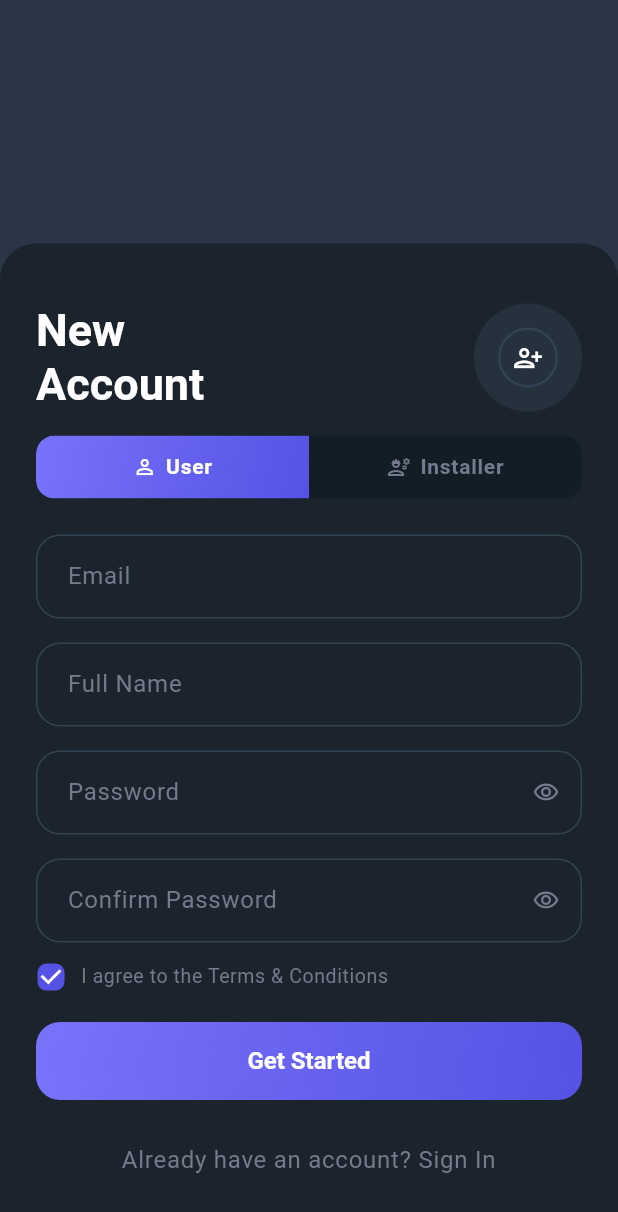
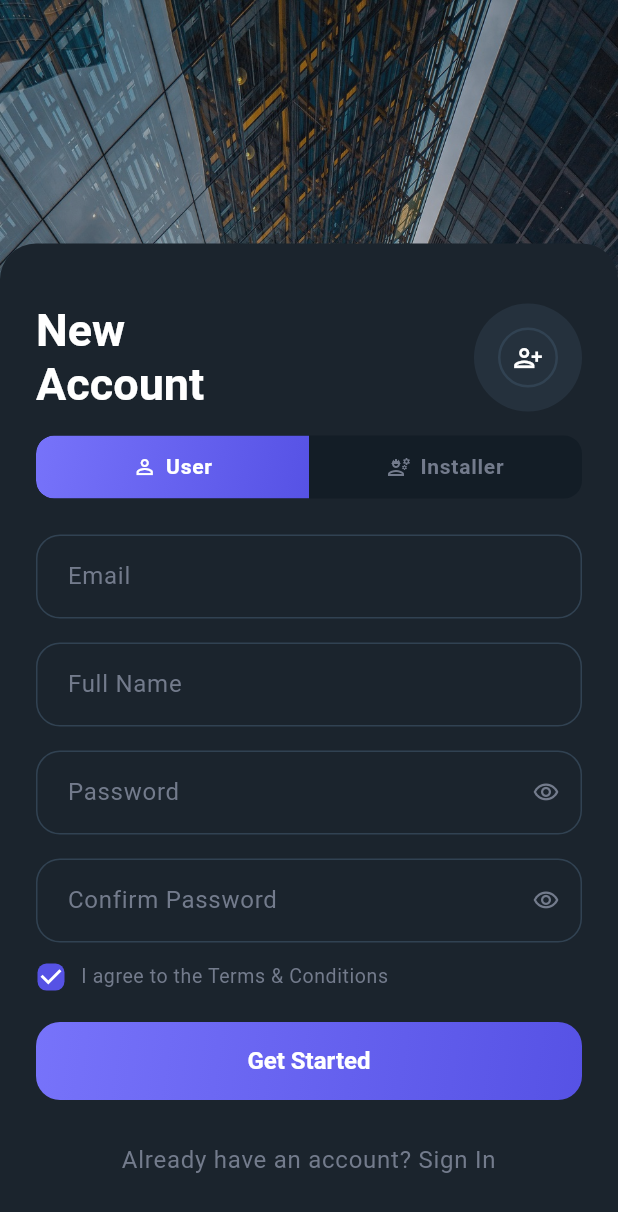
Before and after one commit to laboratoryyingong/fibo-iot-gateway, a Flutter app: the screen it shows after launch, after a tap on "Sign In", after a tap on "Don’t have an account? Get Started", on a phone screen of 412 x 824 dp. Shown: the top 1212 px of the screen. Run offline on Flutter 3.47's test engine with Material 3 defaults, Android fonts, the light colour scheme and no system bars; our stand-ins replace image_picker, parse_server_sdk_flutter; Roboto replaces fonts that are missing (Manrope); project files that could hold a hidden picture were left out.

Commit message:
feat(auth): add uploadable signup avatar and apply shared auth background image
- add interactive avatar upload on sign-up header icon
- integrate image_picker for gallery/camera selection
- show circular avatar preview on sign-up page
- upload avatar to Parse File and save as user `avatar` on sign-up
- add installer-only `Business Info` field and persist to Parse
- replace auth module backgrounds with shared `assets/images/auth/auth.jpg`
  across splash, login, signup, and forgot-password
- add reusable `AuthBackgroundImage` widget for consistent auth styling
- register auth assets in pubspec and add platform permissions for image picking
  (iOS Info.plist + Android CAMERA permission)
- pass `flutter analyze` and `flutter test`

```diff
--- a/fibo_gateway_app/lib/screens/login_screen.dart
+++ b/fibo_gateway_app/lib/screens/login_screen.dart
@@ -3,6 +3,7 @@ import 'package:parse_server_sdk_flutter/parse_server_sdk_flutter.dart';
 import '../services/user_role_resolver.dart';
 import '../theme/app_colors.dart';
 import '../theme/app_theme.dart';
+import '../widgets/auth_background_image.dart';
 
 class LoginScreen extends StatefulWidget {
   const LoginScreen({super.key});
@@ -132,7 +133,7 @@ class _LoginScreenState extends State<LoginScreen> {
             return Stack(
               children: [
                 Container(color: AppColors.authBgBase),
-                Container(color: AppColors.authImagePlaceholder),
+                const AuthBackgroundImage(),
                 Positioned(
                   left: 0,
                   right: 0,
--- a/fibo_gateway_app/lib/screens/signup_screen.dart
+++ b/fibo_gateway_app/lib/screens/signup_screen.dart
@@ -1,8 +1,12 @@
+import 'dart:io';
+
 import 'package:flutter/material.dart';
+import 'package:image_picker/image_picker.dart';
 import 'package:parse_server_sdk_flutter/parse_server_sdk_flutter.dart';
 import '../services/user_role_resolver.dart';
 import '../theme/app_colors.dart';
 import '../theme/app_theme.dart';
+import '../widgets/auth_background_image.dart';
 
 class SignUpScreen extends StatefulWidget {
   const SignUpScreen({super.key});
@@ -18,12 +22,15 @@ class _SignUpScreenState extends State<SignUpScreen> {
   final _emailController = TextEditingController();
   final _passwordController = TextEditingController();
   final _confirmController = TextEditingController();
+  final ImagePicker _imagePicker = ImagePicker();
 
   bool _isInstaller = false;
   bool _obscurePassword = true;
   bool _obscureConfirmPassword = true;
   bool _agreeToTerms = true;
   bool _isLoading = false;
+  bool _isPickingAvatar = false;
+  File? _avatarImage;
 
   @override
   void dispose() {
@@ -78,6 +85,58 @@ class _SignUpScreenState extends State<SignUpScreen> {
     );
   }
 
+  Future<void> _showAvatarSourceSheet() async {
+    if (_isLoading || _isPickingAvatar) return;
+
+    final source = await showModalBottomSheet<ImageSource>(
+      context: context,
+      backgroundColor: AppColors.authBgSurface,
+      builder: (context) => SafeArea(
+        child: Column(
+          mainAxisSize: MainAxisSize.min,
+          children: [
+            ListTile(
+              leading: const Icon(
+                Icons.photo_library_outlined,
+                color: AppColors.authTextPrimary,
+              ),
+              title: const Text('Choose from Gallery'),
+              onTap: () => Navigator.of(context).pop(ImageSource.gallery),
+            ),
+            ListTile(
+              leading: const Icon(
+                Icons.camera_alt_outlined,
+                color: AppColors.authTextPrimary,
+              ),
+              title: const Text('Take a Photo'),
+              onTap: () => Navigator.of(context).pop(ImageSource.camera),
+            ),
+          ],
+        ),
+      ),
+    );
+
+    if (source == null) return;
+
+    setState(() => _isPickingAvatar = true);
+    try {
+      final file = await _imagePicker.pickImage(
+        source: source,
+        maxWidth: 1024,
+        imageQuality: 85,
+      );
+      if (file == null || !mounted) return;
+      setState(() => _avatarImage = File(file.path));
+    } catch (_) {
+      await _showMessage(
+        'Avatar upload',
+        'Unable to select image. Please try again.',
+      );
+    } finally {
+      if (mounted) setState(() => _isPickingAvatar = false);
+    }
+  }
+
   Future<void> _handleSignUp() async {
     final formState = _formKey.currentState;
     if (formState == null || !formState.validate()) return;
@@ -102,6 +161,22 @@ class _SignUpScreenState extends State<SignUpScreen> {
     );
     if (_isInstaller) {
       user.set<String>('businessInfo', _businessInfoController.text.trim());
+    }
+    if (_avatarImage != null) {
+      final avatarFile = ParseFile(
+        _avatarImage!,
+        name: 'avatar_${DateTime.now().millisecondsSinceEpoch}.jpg',
+      );
+      final uploadResponse = await avatarFile.upload();
+      if (!uploadResponse.success) {
+        setState(() => _isLoading = false);
+        await _showMessage(
+          'Avatar upload failed',
+          uploadResponse.error?.message ?? 'Please choose another image.',
+        );
+        return;
+      }
+      user.set<dynamic>('avatar', avatarFile);
     }
 
     final response = await user.signUp();
@@ -137,7 +212,7 @@ class _SignUpScreenState extends State<SignUpScreen> {
             return Stack(
               children: [
                 Container(color: AppColors.authBgBase),
-                Container(color: AppColors.authImagePlaceholder),
+                const AuthBackgroundImage(),
                 Positioned(
                   left: 0,
                   right: 0,
@@ -314,7 +389,39 @@ class _SignUpScreenState extends State<SignUpScreen> {
                 Positioned(
                   right: 24,
                   top: panelTop + 40,
-                  child: IgnorePointer(
+                  child: _AvatarUploadButton(
+                    imageFile: _avatarImage,
+                    isLoading: _isPickingAvatar || _isLoading,
+                    onTap: _showAvatarSourceSheet,
+                  ),
+                ),
+              ],
+            );
+          },
+        ),
+      ),
+    );
+  }
+}
+
+class _AvatarUploadButton extends StatelessWidget {
+  const _AvatarUploadButton({
+    required this.imageFile,
+    required this.isLoading,
+    required this.onTap,
+  });
+
+  final File? imageFile;
+  final bool isLoading;
+  final VoidCallback onTap;
+
+  @override
+  Widget build(BuildContext context) {
+    return Material(
+      color: Colors.transparent,
+      child: InkWell(
+        onTap: isLoading ? null : onTap,
+        customBorder: const CircleBorder(),
         child: Container(
           width: 72,
           height: 72,
@@ -322,14 +429,19 @@ class _SignUpScreenState extends State<SignUpScreen> {
             color: AppColors.authBgSurface,
             shape: BoxShape.circle,
           ),
+          child: Stack(
+            alignment: Alignment.center,
+            children: [
+              if (imageFile != null)
+                ClipOval(
+                  child: Image.file(
+                    imageFile!,
+                    width: 72,
+                    height: 72,
+                    fit: BoxFit.cover,
                   ),
                 ),
-                ),
-                Positioned(
-                  right: 40,
-                  top: panelTop + 56,
-                  child: IgnorePointer(
-                    child: Container(
+              Container(
                 width: 40,
                 height: 40,
                 alignment: Alignment.center,
@@ -339,18 +451,27 @@ class _SignUpScreenState extends State<SignUpScreen> {
                     color: AppColors.authBgElevated,
                     width: 1.67,
                   ),
+                  color: imageFile == null
+                      ? Colors.transparent
+                      : AppColors.authBgBase.withValues(alpha: 0.5),
                 ),
-                      child: const Icon(
+                child: isLoading
+                    ? const SizedBox(
+                        width: 16,
+                        height: 16,
+                        child: CircularProgressIndicator(
+                          strokeWidth: 2,
+                          color: AppColors.authTextPrimary,
+                        ),
+                      )
+                    : const Icon(
                         Icons.person_add_alt_1_outlined,
                         size: 20,
                         color: AppColors.authTextPrimary,
                       ),
               ),
+            ],
           ),
-                ),
-              ],
-            );
-          },
         ),
       ),
     );
--- a/fibo_gateway_app/lib/screens/splash_screen.dart
+++ b/fibo_gateway_app/lib/screens/splash_screen.dart
@@ -3,6 +3,7 @@ import 'package:parse_server_sdk_flutter/parse_server_sdk_flutter.dart';
 import '../services/user_role_resolver.dart';
 import '../theme/app_colors.dart';
 import '../theme/app_theme.dart';
+import '../widgets/auth_background_image.dart';
 
 class SplashScreen extends StatefulWidget {
   const SplashScreen({super.key});
@@ -45,36 +46,10 @@ class _SplashScreenState extends State<SplashScreen> {
       child: Scaffold(
         body: LayoutBuilder(
           builder: (context, constraints) {
-            final width = constraints.maxWidth;
-            final height = constraints.maxHeight;
-
             return Stack(
               children: [
                 Container(color: AppColors.authBgBase),
-                Positioned(
-                  left: -width * 3.54,
-                  top: height * 0.256,
-                  child: Container(
-                    width: width * 4.05,
-                    height: height * 1.245,
-                    decoration: const BoxDecoration(
-                      color: AppColors.authAccentRed,
-                      shape: BoxShape.circle,
-                    ),
-                  ),
-                ),
-                Positioned(
-                  left: width * 0.195,
-                  top: height * 0.209,
-                  child: Container(
-                    width: width * 4.34,
-                    height: height * 1.336,
-                    decoration: const BoxDecoration(
-                      color: AppColors.authAccentBlue,
-                      shape: BoxShape.circle,
-                    ),
-                  ),
-                ),
+                const AuthBackgroundImage(),
                 Align(
                   child: Column(
                     mainAxisSize: MainAxisSize.min,
--- /dev/null
+++ b/fibo_gateway_app/lib/widgets/auth_background_image.dart
@@ -0,0 +1,28 @@
+import 'package:flutter/material.dart';
+
+import '../theme/app_colors.dart';
+
+class AuthBackgroundImage extends StatelessWidget {
+  const AuthBackgroundImage({super.key, this.overlayOpacity = 0.28});
+
+  final double overlayOpacity;
+
+  @override
+  Widget build(BuildContext context) {
+    return IgnorePointer(
+      child: Stack(
+        fit: StackFit.expand,
+        children: [
+          Image.asset(
+            'assets/images/auth/auth.jpg',
+            fit: BoxFit.cover,
+            alignment: Alignment.topCenter,
+          ),
+          ColoredBox(
+            color: AppColors.authBgBase.withValues(alpha: overlayOpacity),
+          ),
+        ],
+      ),
+    );
+  }
+}
--- a/fibo_gateway_app/pubspec.yaml
+++ b/fibo_gateway_app/pubspec.yaml
@@ -35,6 +35,7 @@ dependencies:
   # Use with the CupertinoIcons class for iOS style icons.
   cupertino_icons: ^1.0.8
   parse_server_sdk_flutter: ^10.0.0
+  image_picker: ^1.2.1
 
 dev_dependencies:
   flutter_test:
@@ -57,6 +58,8 @@ flutter:
   # included with your application, so that you can use the icons in
   # the material Icons class.
   uses-material-design: true
+  assets:
+    - assets/images/auth/
 
   # To add assets to your application, add an assets section, like this:
   # assets:
```
Also changed, not shown: fibo_gateway_app/lib/screens/forgot_password_screen.dart (+2 -25 lines), fibo_gateway_app/assets/images/auth/auth.jpg (added), 2 other files. Lines whose indentation alone changed are shown as unchanged.
